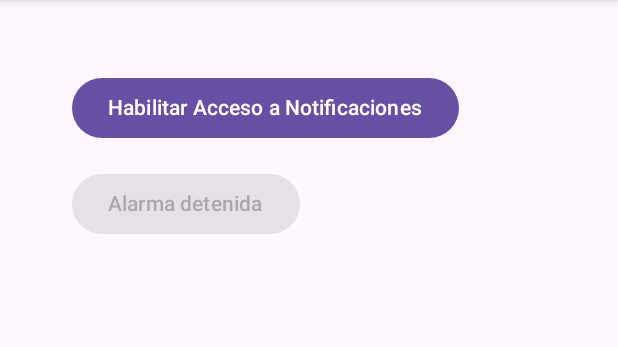
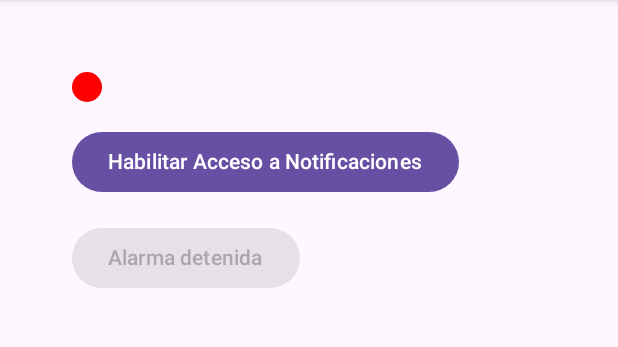
Before and after one commit to mateico/notisiren, an Android app built with Jetpack Compose: the screen it shows after launch (MainActivity), on a phone screen of 412 x 824 dp, the part 84-431 px from its top. Run offline under Robolectric (Android 15) with nearby library versions, the phone set to English and light mode, and no system bars.

Commit message:
listening icon added

```diff
--- /dev/null
+++ b/app/src/main/java/com/example/notisiren/data/ListenerRepository.kt
@@ -0,0 +1,14 @@
+package com.example.notisiren.data
+
+import kotlinx.coroutines.flow.MutableStateFlow
+import kotlinx.coroutines.flow.StateFlow
+
+object ListenerRepository {
+
+    private val _isListening = MutableStateFlow(false)
+    val isListening: StateFlow<Boolean> = _isListening
+
+    fun setListening(value: Boolean) {
+        _isListening.value = value
+    }
+}
--- a/app/src/main/java/com/example/notisiren/ui/NotiSirenState.kt
+++ b/app/src/main/java/com/example/notisiren/ui/NotiSirenState.kt
@@ -4,5 +4,6 @@ data class NotiSirenState(
     val notificationAccessEnabled: Boolean = false,
     val isAlarming: Boolean = false,
     val isLoading: Boolean = false,
+    val isListening: Boolean = false,
     val error: String? = null
 )
--- a/app/src/main/java/com/example/notisiren/ui/NotiSirenViewModel.kt
+++ b/app/src/main/java/com/example/notisiren/ui/NotiSirenViewModel.kt
@@ -3,6 +3,7 @@ package com.example.notisiren.ui
 import androidx.lifecycle.ViewModel
 import androidx.lifecycle.viewModelScope
 import com.example.notisiren.data.AlarmRepository
+import com.example.notisiren.data.ListenerRepository
 import com.example.notisiren.domain.AlarmController
 import com.example.notisiren.domain.NotificationAccessChecker
 import kotlinx.coroutines.channels.Channel
@@ -28,6 +29,11 @@ class NotiSirenViewModel(
         viewModelScope.launch {
             AlarmRepository.isAlarming.collectLatest { running ->
                 _state.value = _state.value.copy(isAlarming = running)
+            }
+        }
+        viewModelScope.launch {
+            ListenerRepository.isListening.collectLatest { listening ->
+                _state.value = _state.value.copy(isListening = listening)
             }
         }
         refreshAccess()
--- a/app/src/main/java/com/example/notisiren/ui/NotificationAlarmScreen.kt
+++ b/app/src/main/java/com/example/notisiren/ui/NotificationAlarmScreen.kt
@@ -1,11 +1,15 @@
 package com.example.notisiren.ui
 
+import androidx.compose.foundation.background
 import androidx.compose.foundation.layout.*
+import androidx.compose.foundation.shape.CircleShape
 import androidx.compose.material3.*
 import androidx.compose.runtime.Composable
 import androidx.compose.ui.Alignment
 import androidx.compose.ui.Modifier
+import androidx.compose.ui.graphics.Color
 import androidx.compose.ui.tooling.preview.Preview
+import androidx.compose.ui.unit.Dp
 import androidx.compose.ui.unit.dp
 
 @Composable
@@ -23,16 +27,19 @@ fun NotificationAlarmScreen(
     ) {
 
         val accessLabel =
-            if(state.notificationAccessEnabled) "Notificaciones habilitadas ✅"
-        else "Habilitar Acceso a Notificaciones"
+            if (state.notificationAccessEnabled) "Notificaciones habilitadas ✅"
+            else "Habilitar Acceso a Notificaciones"
+
 
         Column(
             modifier = modifier
                 .fillMaxSize()
                 .padding(24.dp),
         ) {
+            ColoredDot(color = if (state.isListening) Color.Green else Color.Red)
+            Spacer(modifier = Modifier.height(16.dp))
             Button(
-                onClick = {onEvent(NotiSirenEvent.ClickEnableNotification)},
+                onClick = { onEvent(NotiSirenEvent.ClickEnableNotification) },
                 enabled = !state.notificationAccessEnabled
             ) {
                 Text(accessLabel)
@@ -48,11 +55,23 @@ fun NotificationAlarmScreen(
     }
 }
 
+@Composable
+fun ColoredDot(
+    color: Color,
+    diameterDp: Dp = 20.dp
+) {
+    Box(
+        modifier = Modifier
+            .size(diameterDp)
+            .background(color = color, shape = CircleShape)
+    )
+}
+
 @Preview(showBackground = true)
 @Composable
 fun NotificationAlarmScreenPreview() {
     NotificationAlarmScreen(
-        state = NotiSirenState(),
+        state = NotiSirenState(isListening = true),
         onEvent = {}
     )
 }
```
Also changed, not shown: app/src/main/java/com/example/notisiren/service/MyNotificationListener.kt (+72 -8 lines).
